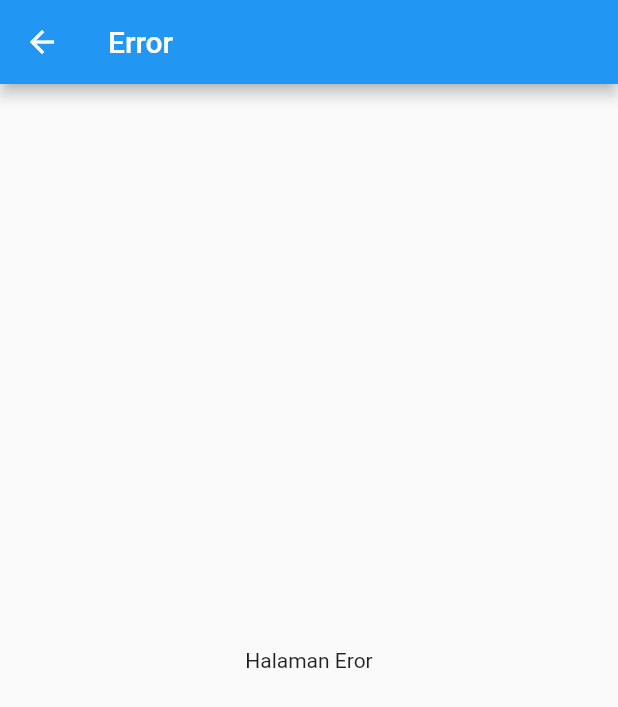
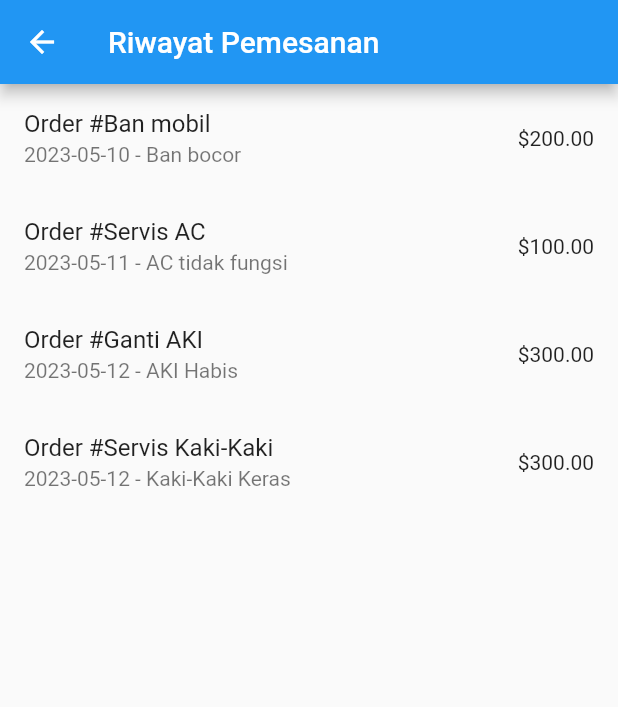
Before and after one commit to K-gultom/Kelompok_PCS, a Flutter app: the screen it shows after launch, after a tap on "Riwayat Pemesanan", on a phone screen of 412 x 824 dp. Shown: the top 707 px of the screen. Run offline on Flutter 3.47's test engine with Material 2 defaults, Android fonts, the phone set to English and light mode, and no system bars.

Commit message:
menu riwayat

```diff
--- a/master_application_kelompok_3/lib/home.dart
+++ b/master_application_kelompok_3/lib/home.dart
@@ -46,7 +46,7 @@ class home extends StatelessWidget {
           } else if (title == 'Pesanan Saya') {
             Navigator.pushNamed(context, '/pesanan-saya');
           } else if (title == 'Riwayat Pemesanan') {
-            Navigator.pushNamed(context, '/riwayat-pemesanan');
+            Navigator.pushNamed(context, '/orderhistoryscreen');
           } else {
             Navigator.pushNamed(context, '/profil');
           }
--- /dev/null
+++ b/master_application_kelompok_3/lib/orderhistoryscreen.dart
@@ -0,0 +1,59 @@
+import 'package:flutter/material.dart';
+import 'package:master_application_kelompok_3/riwayat.dart';
+
+class OrderHistoryScreen extends StatefulWidget {
+  @override
+  _OrderHistoryScreenState createState() => _OrderHistoryScreenState();
+}
+
+class _OrderHistoryScreenState extends State<OrderHistoryScreen> {
+  final List<Order> _orders = [
+    Order(
+      orderNumber: 'Ban mobil',
+      orderDate: '2023-05-10',
+      totalAmount: 200.0,
+      orderStatus: 'Ban bocor',
+    ),
+    Order(
+      orderNumber: 'Servis AC',
+      orderDate: '2023-05-11',
+      totalAmount: 100.0,
+      orderStatus: 'AC tidak fungsi',
+    ),
+    Order(
+      orderNumber: 'Ganti AKI',
+      orderDate: '2023-05-12',
+      totalAmount: 300.0,
+      orderStatus: 'AKI Habis',
+    ),
+    Order(
+      orderNumber: 'Servis Kaki-Kaki',
+      orderDate: '2023-05-12',
+      totalAmount: 300.0,
+      orderStatus: 'Kaki-Kaki Keras',
+    ),
+  ];
+
+  @override
+  Widget build(BuildContext context) {
+    return Scaffold(
+      appBar: AppBar(
+        title: Text('Riwayat Pemesanan'),
+      ),
+      body: ListView.builder(
+        itemCount: _orders.length,
+        itemBuilder: (BuildContext context, int index) {
+          final order = _orders[index];
+          return ListTile(
+            title: Text('Order #${order.orderNumber}'),
+            subtitle: Text('${order.orderDate} - ${order.orderStatus}'),
+            trailing: Text('\$${order.totalAmount.toStringAsFixed(2)}'),
+            onTap: () {
+              // TODO: Navigate to order details screen
+            },
+          );
+        },
+      ),
+    );
+  }
+}
--- /dev/null
+++ b/master_application_kelompok_3/lib/riwayat.dart
@@ -0,0 +1,13 @@
+class Order {
+  final String orderNumber;
+  final String orderDate;
+  final double totalAmount;
+  final String orderStatus;
+
+  Order({
+    required this.orderNumber,
+    required this.orderDate,
+    required this.totalAmount,
+    required this.orderStatus,
+  });
+}
--- a/master_application_kelompok_3/lib/routes.dart
+++ b/master_application_kelompok_3/lib/routes.dart
@@ -11,6 +11,7 @@ import 'package:master_application_kelompok_3/menu_layanan/perbaikanmesin.dart';
 import 'package:master_application_kelompok_3/menu_layanan/serviceberkala.dart';
 import 'package:master_application_kelompok_3/menu_layanan/servisac.dart';
 import 'package:master_application_kelompok_3/profil.dart';
+import 'package:master_application_kelompok_3/OrderHistoryScreen.dart';
 
 
 class RouteGenerator {
@@ -51,6 +52,10 @@ class RouteGenerator {
           return MaterialPageRoute(
           builder: (_) => ProfilePage()
           );
+    case '/orderhistoryscreen':
+          return MaterialPageRoute(
+          builder: (_) => OrderHistoryScreen()
+          );
 
     default:
           return _errorRoute();
```
Also changed, not shown: master_application_kelompok_3/pubspec.lock.
